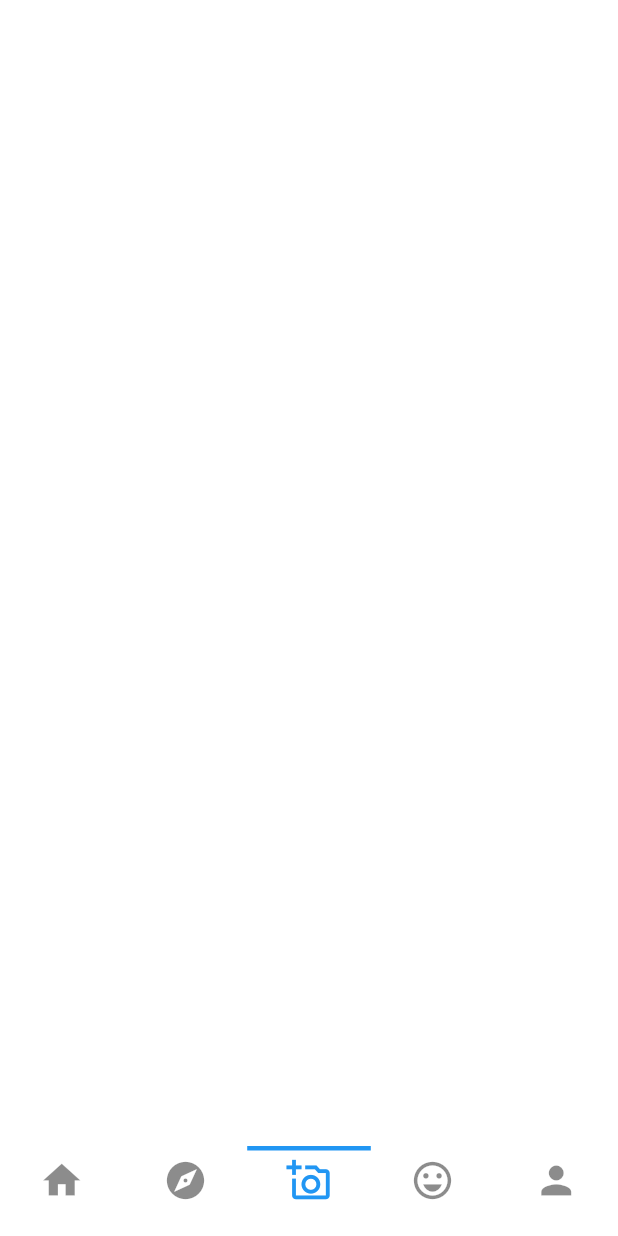
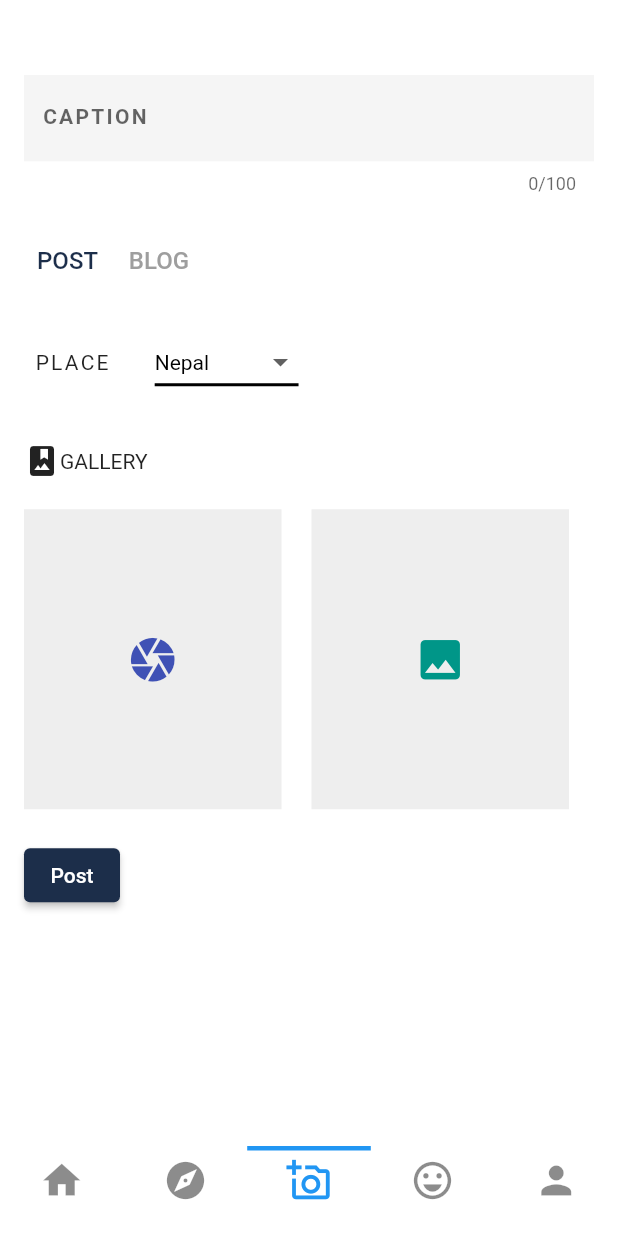
Before and after one commit to sagarpaudell/odyssey, a Flutter app: the MainScreen screen opened directly, item 3 of the bottom bar chosen, on a phone screen of 412 x 824 dp. Run offline on Flutter 3.47's test engine with Material 2 defaults, Android fonts, the phone set to English and light mode, and no system bars; our stand-ins replace flutter_svg, focused_menu, font_awesome_flutter, image_picker, jiffy; project files that could hold a hidden picture were left out.

Commit message:
add post/blog ui

```diff
--- /dev/null
+++ b/odyssey/lib/screens/create.dart
@@ -0,0 +1,216 @@
+import 'package:flutter/material.dart';
+
+class Create extends StatefulWidget {
+  @override
+  _CreateState createState() => _CreateState();
+}
+
+class _CreateState extends State<Create> {
+  var isPost = true;
+  String dropdownValue = 'Nepal';
+
+  @override
+  Widget build(BuildContext context) {
+    return SingleChildScrollView(
+      child: Padding(
+        padding: const EdgeInsets.symmetric(horizontal: 16.0, vertical: 50),
+        child: Column(
+          children: [
+            TextFormField(
+              // allow multiline
+              maxLines: null,
+              //enable multiline keyboard
+              // keyboardType: TextInputType.multiline,
+              textInputAction: TextInputAction.next,
+              onFieldSubmitted: (_) {
+                // Move the focus to the next node explicitly.
+                FocusScope.of(context).nextFocus();
+              },
+              maxLength: 100,
+              decoration: InputDecoration(
+                labelText: isPost ? 'CAPTION' : 'TITLE',
+                labelStyle: TextStyle(
+                    letterSpacing: 1.5,
+                    fontSize: 14,
+                    fontWeight: FontWeight.bold),
+                // hintText: 'Write something about your post . . .',
+                border: InputBorder.none,
+                filled: true,
+                fillColor: Colors.grey[100],
+              ),
+            ),
+            SizedBox(height: 20),
+            Row(
+              children: [
+                SizedBox(
+                  width: 58,
+                  child: TextButton(
+                    onPressed: () {
+                      setState(() {
+                        isPost = true;
+                      });
+                    },
+                    child: isPost
+                        ? Text(
+                            'POST',
+                            style: TextStyle(
+                              fontSize: 16,
+                              color: Color.fromRGBO(28, 46, 74, 1),
+                            ),
+                          )
+                        : Text(
+                            'POST',
+                            style: TextStyle(fontSize: 16, color: Colors.grey),
+                          ),
+                  ),
+                ),
+                TextButton(
+                  onPressed: () {
+                    setState(() {
+                      isPost = false;
+                    });
+                  },
+                  child: isPost
+                      ? Text(
+                          'BLOG',
+                          style: TextStyle(fontSize: 16, color: Colors.grey),
+                        )
+                      : Text(
+                          'BLOG',
+                          style: TextStyle(
+                            color: Color.fromRGBO(28, 46, 74, 1),
+                            fontSize: 16,
+                          ),
+                        ),
+                )
+              ],
+            ),
+            !isPost
+                ? SizedBox(
+                    height: 20,
+                  )
+                : SizedBox(),
+            !isPost
+                ? TextFormField(
+                    maxLines: 15,
+                    //enable multiline keyboard
+                    // keyboardType: TextInputType.multiline,
+                    textInputAction: TextInputAction.next,
+                    onFieldSubmitted: (_) {
+                      // Move the focus to the next node explicitly.
+                      FocusScope.of(context).nextFocus();
+                    },
+                    maxLength: 2000,
+                    decoration: InputDecoration(
+                      labelText: 'DESCRITPION',
+                      alignLabelWithHint: true,
+                      labelStyle: TextStyle(
+                        letterSpacing: 1.5,
+                        fontSize: 14,
+                        fontWeight: FontWeight.bold,
+                      ),
+                      // hintText: 'Write something about your post . . .',
+                      border: InputBorder.none,
+                      filled: true,
+                      fillColor: Colors.grey[100],
+                    ),
+                  )
+                : SizedBox(),
+            isPost
+                ? SizedBox(
+                    height: 20,
+                  )
+                : SizedBox(),
+            Row(
+              children: [
+                SizedBox(
+                  width: 7,
+                ),
+                Text(
+                  'PLACE',
+                  style: TextStyle(letterSpacing: 1.5),
+                ),
+                SizedBox(
+                  width: 30,
+                ),
+                DropdownButton<String>(
+                  value: dropdownValue,
+                  icon: const Icon(Icons.arrow_drop_down),
+                  iconSize: 24,
+                  elevation: 16,
+                  style: const TextStyle(color: Colors.black),
+                  underline: Container(
+                    height: 2,
+                    color: Colors.black,
+                  ),
+                  onChanged: (String newValue) {
+                    setState(() {
+                      dropdownValue = newValue;
+                    });
+                  },
+                  items: <String>['Nepal', 'Kathmandu', 'Pokhara', 'Bhaktapur']
+                      .map<DropdownMenuItem<String>>((String value) {
+                    return DropdownMenuItem<String>(
+                      value: value,
+                      child: Text(value),
+                    );
+                  }).toList(),
+                ),
+              ],
+            ),
+            SizedBox(
+              height: 30,
+            ),
+            Row(
+              children: [Icon(Icons.photo_album), Text('GALLERY')],
+            ),
+            Row(
+              children: [
+                Container(
+                  margin: EdgeInsets.fromLTRB(0, 20, 20, 20),
+                  height: 200,
+                  width: MediaQuery.of(context).size.width / 2.4,
+                  decoration: BoxDecoration(
+                    color: Colors.grey[200],
+                  ),
+                  child: IconButton(
+                    onPressed: () {
+                      print('camera');
+                    },
+                    icon: Icon(
+                      Icons.camera,
+                      color: Colors.indigo,
+                      size: 35,
+                    ),
+                  ),
+                ),
+                Container(
+                  height: 200,
+                  width: MediaQuery.of(context).size.width / 2.4,
+                  decoration: BoxDecoration(
+                    color: Colors.grey[200],
+                  ),
+                  child: IconButton(
+                    onPressed: () {
+                      print('gallery');
+                    },
+                    icon: Icon(
+                      Icons.photo,
+                      color: Colors.teal,
+                      size: 35,
+                    ),
+                  ),
+                ),
+              ],
+            ),
+            Row(
+              children: [
+                ElevatedButton(onPressed: () {}, child: Text('Post')),
+              ],
+            )
+          ],
+        ),
+      ),
+    );
+  }
+}
--- a/odyssey/lib/screens/main_screen.dart
+++ b/odyssey/lib/screens/main_screen.dart
@@ -1,4 +1,5 @@
 import 'package:flutter/material.dart';
+import 'package:odyssey/screens/create.dart';
 import 'package:odyssey/screens/screens.dart';
 import 'package:odyssey/widgets/custom_tab_bar.dart';
 import './profile_self.dart';
@@ -12,7 +13,7 @@ class _MainScreenState extends State<MainScreen> {
   final List<Widget> _screens = [
     FeedsScreen(),
     Scaffold(),
-    Scaffold(),
+    Create(),
     Scaffold(),
     SelfProfile(),
   ];
--- a/odyssey/lib/widgets/post_container.dart
+++ b/odyssey/lib/widgets/post_container.dart
@@ -149,7 +149,7 @@ class _PostHeader extends StatelessWidget {
           ],
           child: IconButton(
             icon: const Icon(Icons.more_horiz),
-            onPressed: () => print('hello'),
+            // onPressed: () => print('hello'),
           ),
         ),
       ],
```
